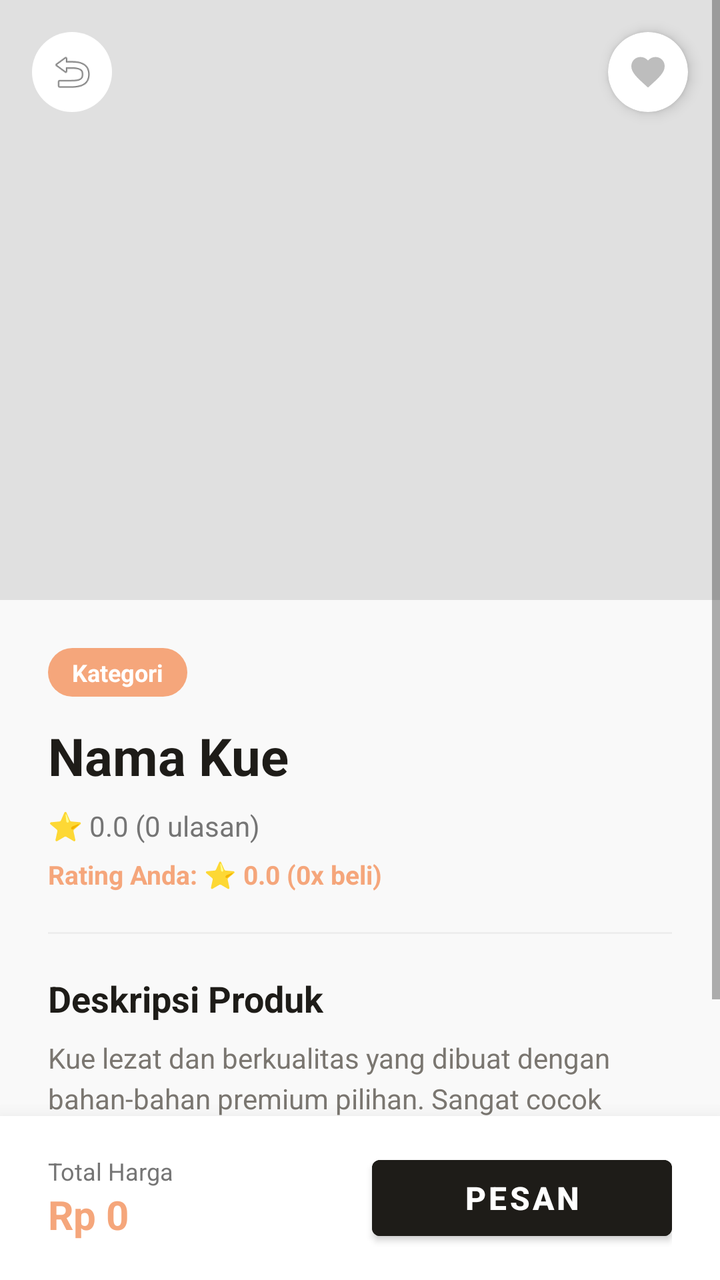
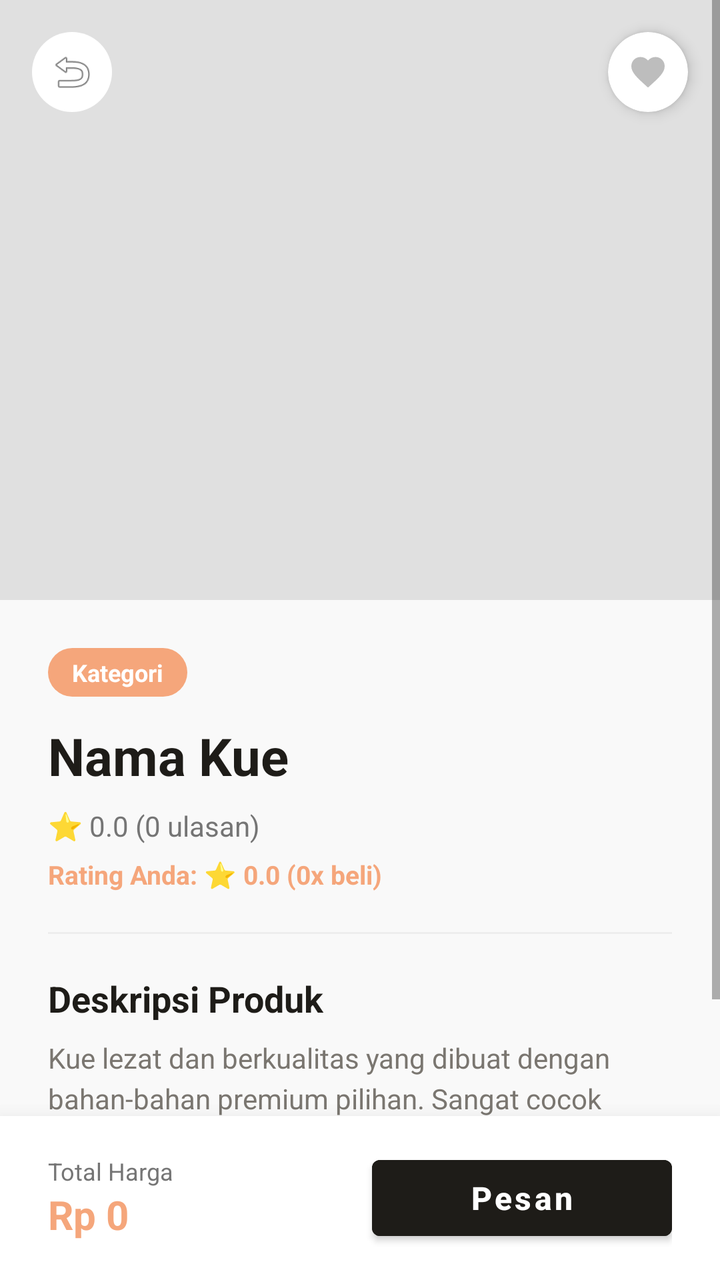

Screens rendered from an Android XML layout before and after an edit, with the pre-edit source and the edit as a unified diff.
<!-- AndroidManifest.xml: application theme Theme.KueWeh -->
<!-- res/layout/activity_detail.xml -->
<?xml version="1.0" encoding="utf-8"?>
<RelativeLayout xmlns:android="http://schemas.android.com/apk/res/android"
    android:layout_width="match_parent"
    android:layout_height="match_parent"
    xmlns:app="http://schemas.android.com/apk/res-auto"
    android:background="#F9F9F9">

    <ScrollView
        android:layout_width="match_parent"
        android:layout_height="match_parent"
        android:layout_above="@id/bottomBar"
        android:fillViewport="true">

        <LinearLayout
            android:layout_width="match_parent"
            android:layout_height="wrap_content"
            android:orientation="vertical">

            <ImageView
                android:id="@+id/imgDetailKue"
                android:layout_width="match_parent"
                android:layout_height="300dp"
                android:scaleType="centerCrop"
                android:background="#E0E0E0" />

            <LinearLayout
                android:layout_width="match_parent"
                android:layout_height="wrap_content"
                android:orientation="vertical"
                android:padding="24dp">

                <TextView
                    android:id="@+id/tvDetailKategori"
                    android:layout_width="wrap_content"
                    android:layout_height="wrap_content"
                    android:background="@drawable/bg_chip_active"
                    android:paddingHorizontal="12dp"
                    android:paddingVertical="4dp"
                    android:text="Kategori"
                    android:textColor="#FFFFFF"
                    android:textSize="12sp"
                    android:textStyle="bold"
                    android:layout_marginBottom="12dp"/>

                <TextView
                    android:id="@+id/tvDetailNama"
                    android:layout_width="match_parent"
                    android:layout_height="wrap_content"
                    android:text="Nama Kue"
                    android:textColor="#1E1C18"
                    android:textSize="26sp"
                    android:textStyle="bold" />

                <TextView
                    android:id="@+id/tvDetailRating"
                    android:layout_width="wrap_content"
                    android:layout_height="wrap_content"
                    android:layout_marginTop="8dp"
                    android:text="⭐ 0.0 (0 ulasan)"
                    android:textColor="#757575"
                    android:textSize="14sp" />

                <TextView
                    android:id="@+id/tvPersonalRating"
                    android:layout_width="wrap_content"
                    android:layout_height="wrap_content"
                    android:layout_marginTop="6dp"
                    android:text="Rating Anda: ⭐ 0.0 (0x beli)"
                    android:textColor="#F5A67B"
                    android:textSize="13sp"
                    android:textStyle="bold" />

                <View
                    android:layout_width="match_parent"
                    android:layout_height="1dp"
                    android:layout_marginVertical="20dp"
                    android:background="#EEEEEE" />

                <TextView
                    android:layout_width="wrap_content"
                    android:layout_height="wrap_content"
                    android:text="Deskripsi Produk"
                    android:textColor="#1E1C18"
                    android:textSize="18sp"
                    android:textStyle="bold"
                    android:layout_marginBottom="8dp"/>

                <TextView
                    android:layout_width="match_parent"
                    android:layout_height="wrap_content"
                    android:text="Kue lezat dan berkualitas yang dibuat dengan bahan-bahan premium pilihan. Sangat cocok untuk menemani waktu santai Anda bersama keluarga atau orang terkasih."
                    android:textColor="#7A7670"
                    android:textSize="14sp"
                    android:lineSpacingExtra="4dp"/>

            </LinearLayout>
        </LinearLayout>
    </ScrollView>

    <LinearLayout
        android:id="@+id/bottomBar"
        android:layout_width="match_parent"
        android:layout_height="wrap_content"
        android:layout_alignParentBottom="true"
        android:background="#FFFFFF"
        android:elevation="16dp"
        android:orientation="horizontal"
        android:paddingHorizontal="24dp"
        android:paddingVertical="16dp"
        android:gravity="center_vertical">

        <LinearLayout
            android:layout_width="0dp"
            android:layout_height="wrap_content"
            android:layout_weight="1"
            android:orientation="vertical">

            <TextView
                android:layout_width="wrap_content"
                android:layout_height="wrap_content"
                android:text="Total Harga"
                android:textColor="#757575"
                android:textSize="12sp" />

            <TextView
                android:id="@+id/tvDetailHarga"
                android:layout_width="wrap_content"
                android:layout_height="wrap_content"
                android:text="Rp 0"
                android:textColor="#F5A67B"
                android:textSize="20sp"
                android:textStyle="bold" />
        </LinearLayout>

        <Button
            android:id="@+id/btnPesanSekarang"
            android:layout_width="150dp"
            android:layout_height="50dp"
            android:backgroundTint="#1E1C18"
            android:text="Pesan"
            android:textColor="#FFFFFF"
            android:textSize="16sp"
            android:textStyle="bold" />
    </LinearLayout>

    <RelativeLayout
        android:layout_width="match_parent"
        android:layout_height="wrap_content"
        android:fitsSystemWindows="true">

        <ImageView
            android:id="@+id/btnBack"
            android:layout_width="40dp"
            android:layout_height="40dp"
            android:layout_margin="16dp"
            android:background="@drawable/bg_search_rounded"
            android:padding="8dp"
            android:src="@android:drawable/ic_menu_revert" />

        <androidx.cardview.widget.CardView
            android:id="@+id/btnDetailFavoriteLayout"
            android:layout_width="40dp"
            android:layout_height="40dp"
            android:layout_alignParentEnd="true"
            android:layout_margin="16dp"
            app:cardBackgroundColor="#FFFFFF"
            app:cardCornerRadius="20dp"
            app:cardElevation="4dp">

            <ImageView
                android:id="@+id/imgDetailFavoriteHeart"
                android:layout_width="match_parent"
                android:layout_height="match_parent"
                android:padding="10dp"
                android:src="@drawable/ic_favorite"
                app:tint="#BDBDBD" />
        </androidx.cardview.widget.CardView>
    </RelativeLayout>

</RelativeLayout>
<!-- resources referenced by this layout -->
<resources>
  <!-- drawable bg_chip_active (drawable) -->
  <?xml version="1.0" encoding="utf-8"?>
  <shape xmlns:android="http://schemas.android.com/apk/res/android">
      <solid android:color="#F5A67B" /> <corners android:radius="16dp" />
  </shape>
  <!-- drawable bg_search_rounded (drawable) -->
  <?xml version="1.0" encoding="utf-8"?>
  <shape xmlns:android="http://schemas.android.com/apk/res/android">
      <solid android:color="#FFFFFF" />
      <corners android:radius="24dp" /> </shape>
  <!-- drawable ic_favorite (drawable) -->
  <vector xmlns:android="http://schemas.android.com/apk/res/android" android:height="24dp" android:tint="#000000" android:viewportHeight="24" android:viewportWidth="24" android:width="24dp">
        
      <path android:fillColor="@android:color/white" android:pathData="M12,21.35l-1.45,-1.32C5.4,15.36 2,12.28 2,8.5 2,5.42 4.42,3 7.5,3c1.74,0 3.41,0.81 4.5,2.09C13.09,3.81 14.76,3 16.5,3 19.58,3 22,5.42 22,8.5c0,3.78 -3.4,6.86 -8.55,11.54L12,21.35z"/>
      
  </vector>
  <style name="Theme.KueWeh" parent="Theme.MaterialComponents.Light.NoActionBar">
          <item name="android:statusBarColor">@android:color/transparent</item>
  
          <item name="android:windowLightStatusBar">true</item>
      </style>
</resources>

<!-- the commit's change to res/layout/activity_detail.xml (unified diff, before → after) -->
@@ -140,7 +140,8 @@
             android:text="Pesan"
             android:textColor="#FFFFFF"
             android:textSize="16sp"
-            android:textStyle="bold" />
+            android:textStyle="bold"
+            android:textAllCaps="false"/>
     </LinearLayout>
 
     <RelativeLayout
